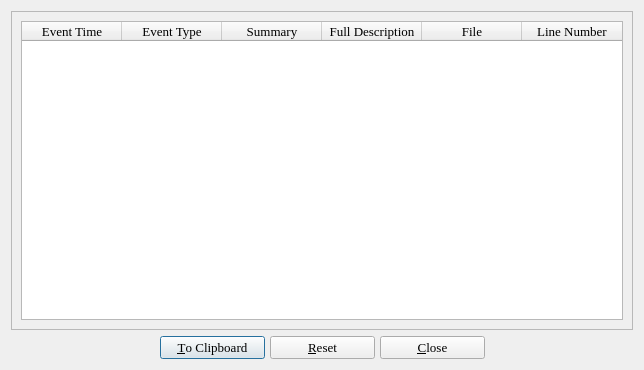
textbrowser/biblioteq, file errordiag.ui: the form before one commit.
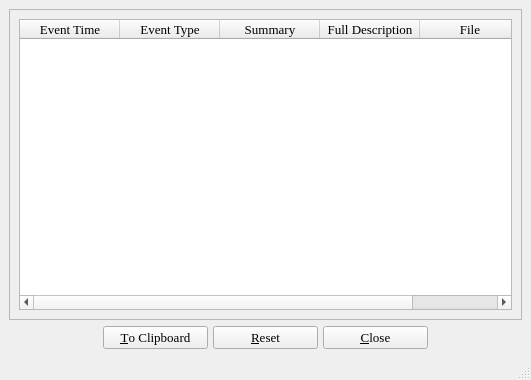
The form after the commit. Icons and pictures are not drawn.

Diff of the .ui file:
```diff
--- a/errordiag.ui
+++ b/errordiag.ui
@@ -1,12 +1,12 @@
 <ui version="4.0" >
  <class>errordialog</class>
- <widget class="QDialog" name="errordialog" >
+ <widget class="QMainWindow" name="errordialog" >
   <property name="geometry" >
    <rect>
     <x>0</x>
     <y>0</y>
-    <width>644</width>
-    <height>370</height>
+    <width>531</width>
+    <height>380</height>
    </rect>
   </property>
   <property name="minimumSize" >
@@ -15,12 +15,6 @@
     <height>370</height>
    </size>
   </property>
-  <property name="maximumSize" >
-   <size>
-    <width>16777215</width>
-    <height>16777215</height>
-   </size>
-  </property>
   <property name="font" >
    <font>
     <family>Times</family>
@@ -30,9 +24,7 @@
   <property name="windowTitle" >
    <string>BiblioteQ: Error Log</string>
   </property>
-  <property name="sizeGripEnabled" >
-   <bool>false</bool>
-  </property>
+  <widget class="QWidget" name="centralwidget" >
   <layout class="QVBoxLayout" >
    <item>
     <widget class="QFrame" name="frame" >
@@ -230,12 +222,8 @@
    </item>
   </layout>
  </widget>
- <tabstops>
-  <tabstop>table</tabstop>
-  <tabstop>copyButton</tabstop>
-  <tabstop>resetButton</tabstop>
-  <tabstop>cancelButton</tabstop>
- </tabstops>
+  <widget class="QStatusBar" name="statusbar" />
+ </widget>
  <resources/>
  <connections>
   <connection>
```
Left out of the diff: 11 changed lines with no effect on the pictures. Lines whose indentation alone changed are shown as unchanged.
